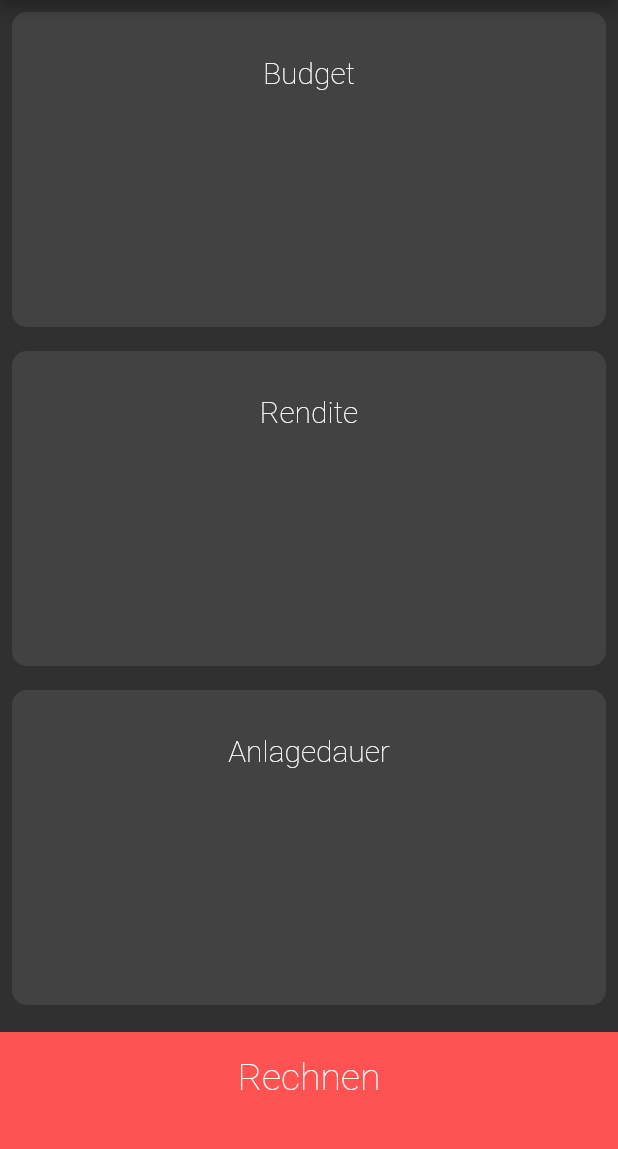
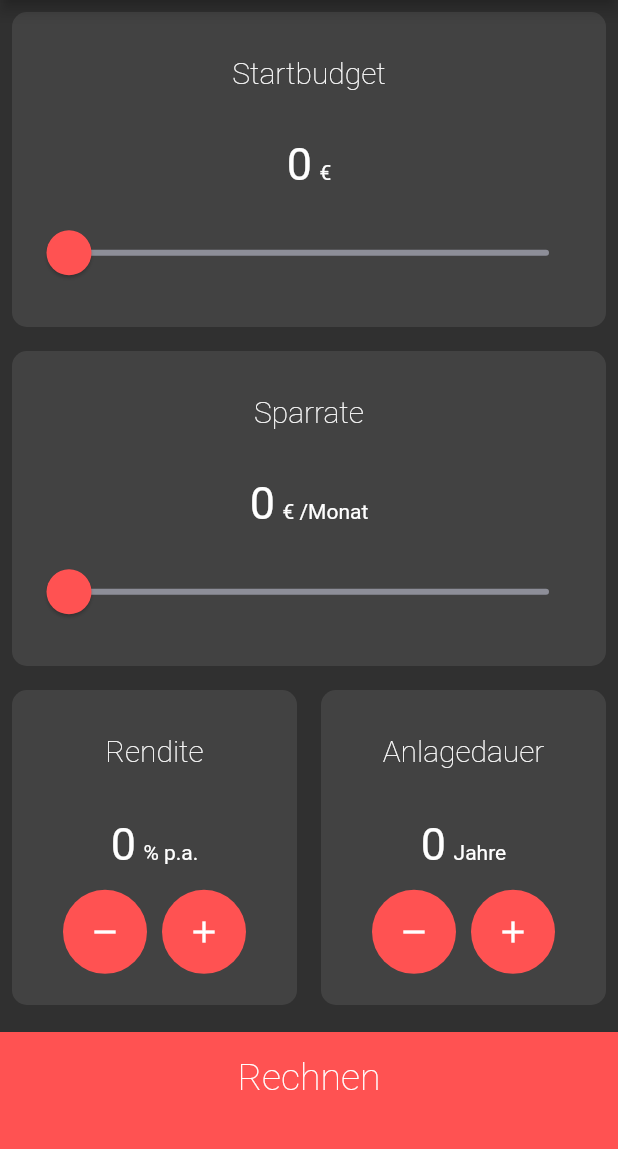
Before and after one commit to McMuellermilch/znsn, a Flutter app: the screen it shows after launch, on a phone screen of 412 x 824 dp, the part 84-1233 px from its top. Run offline on Flutter 3.47's test engine with Material 2 defaults, Android fonts, the phone set to English and light mode, and no system bars.

Commit message:
implemented the basic layout of the homescreen

```diff
--- a/lib/components/bottom_button.dart
+++ b/lib/components/bottom_button.dart
@@ -18,7 +18,7 @@ class BottomButton extends StatelessWidget {
             style: kLargeButtonTextStyle,
           ),
         ),
-        color: kBottomContainerColour,
+        color: kBottomContainerColor,
         margin: EdgeInsets.only(top: 10.0),
         padding: EdgeInsets.only(bottom: 20.0),
         width: double.infinity,
--- /dev/null
+++ b/lib/components/simple_button.dart
@@ -0,0 +1,24 @@
+import 'package:flutter/material.dart';
+import 'package:znsn/constants.dart';
+
+class SimpleButton extends StatelessWidget {
+  SimpleButton({@required this.icon, @required this.onPressed});
+
+  final IconData icon;
+  final Function onPressed;
+
+  @override
+  Widget build(BuildContext context) {
+    return RawMaterialButton(
+      elevation: 0.0,
+      child: Icon(icon),
+      onPressed: onPressed,
+      constraints: BoxConstraints.tightFor(
+        width: 56.0,
+        height: 56.0,
+      ),
+      shape: CircleBorder(),
+      fillColor: kBottomContainerColor,
+    );
+  }
+}
--- /dev/null
+++ b/lib/components/simple_text.dart
@@ -0,0 +1,30 @@
+import 'package:flutter/material.dart';
+import 'package:znsn/constants.dart';
+
+class SimpleText extends StatelessWidget {
+  SimpleText({@required this.numberValue, @required this.text});
+
+  final int numberValue;
+  final String text;
+
+  @override
+  Widget build(BuildContext context) {
+    return Row(
+      mainAxisAlignment: MainAxisAlignment.center,
+      crossAxisAlignment: CrossAxisAlignment.baseline,
+      textBaseline: TextBaseline.alphabetic,
+      children: <Widget>[
+        Text(
+          numberValue.toString(),
+          style: kNumberValueTextStyle,
+        ),
+        SizedBox(
+          width: 5.0,
+        ),
+        Text(
+          text,
+        ),
+      ],
+    );
+  }
+}
--- a/lib/constants.dart
+++ b/lib/constants.dart
@@ -2,9 +2,15 @@ import 'package:flutter/material.dart';
 
 const kBottomContainerHeight = 80.0;
 const kActiveCardColour = Color(0xFF1D1E33);
-const kBottomContainerColour = Colors.redAccent;
+const kBottomContainerColor = Color(0xFFFF5252);
+const kBottomContainerColorLight = Color(0x26FF5252);
 
 const kLargeButtonTextStyle = TextStyle(
   fontSize: 25.0,
   fontWeight: FontWeight.w200,
 );
+
+const kNumberValueTextStyle = TextStyle(
+  fontSize: 30.0,
+  fontWeight: FontWeight.w400,
+);
--- a/lib/homepage.dart
+++ b/lib/homepage.dart
@@ -1,6 +1,9 @@
 import 'package:flutter/material.dart';
+import 'package:znsn/components/simple_button.dart';
 import 'package:znsn/components/simple_card.dart';
 import 'package:znsn/components/bottom_button.dart';
+import 'package:znsn/constants.dart';
+import 'package:znsn/components/simple_text.dart';
 
 class Homepage extends StatefulWidget {
   @override
@@ -8,6 +11,11 @@ class Homepage extends StatefulWidget {
 }
 
 class _HomepageState extends State<Homepage> {
+  int budget = 0;
+  int rate = 0;
+  int yield = 0;
+  int years = 0;
+
   @override
   Widget build(BuildContext context) {
     return Scaffold(
@@ -20,23 +28,160 @@ class _HomepageState extends State<Homepage> {
         children: <Widget>[
           Expanded(
             child: SimpleCard(
-              title: "Budget",
-              cardChild: Container(),
+              title: "Startbudget",
+              cardChild: Column(
+                mainAxisAlignment: MainAxisAlignment.spaceEvenly,
+                children: <Widget>[
+                  SimpleText(numberValue: budget, text: '€'),
+                  SliderTheme(
+                    data: SliderTheme.of(context).copyWith(
+                      inactiveTrackColor: Color(0xFF8D8E98),
+                      activeTrackColor: Colors.white,
+                      thumbColor: kBottomContainerColor,
+                      overlayColor: kBottomContainerColorLight,
+                      thumbShape:
+                          RoundSliderThumbShape(enabledThumbRadius: 15.0),
+                      overlayShape:
+                          RoundSliderOverlayShape(overlayRadius: 30.0),
+                    ),
+                    child: Slider(
+                      value: budget.toDouble(),
+                      min: 0.0,
+                      max: 100000.00,
+                      onChanged: (double newValue) {
+                        setState(() {
+                          budget = newValue.round();
+                        });
+                      },
+                    ),
+                  ),
+                ],
+              ),
             ),
           ),
           Expanded(
             child: SimpleCard(
-              title: "Rendite",
-              cardChild: Container(),
+              title: "Sparrate",
+              cardChild: Column(
+                mainAxisAlignment: MainAxisAlignment.spaceEvenly,
+                children: <Widget>[
+                  SimpleText(numberValue: rate, text: '€ /Monat'),
+                  SliderTheme(
+                    data: SliderTheme.of(context).copyWith(
+                      inactiveTrackColor: Color(0xFF8D8E98),
+                      activeTrackColor: Colors.white,
+                      thumbColor: kBottomContainerColor,
+                      overlayColor: kBottomContainerColorLight,
+                      thumbShape:
+                          RoundSliderThumbShape(enabledThumbRadius: 15.0),
+                      overlayShape:
+                          RoundSliderOverlayShape(overlayRadius: 30.0),
+                    ),
+                    child: Slider(
+                      value: rate.toDouble(),
+                      min: 0.0,
+                      max: 20000.00,
+                      onChanged: (double newValue) {
+                        setState(() {
+                          rate = newValue.round();
+                        });
+                      },
+                    ),
+                  ),
+                ],
+              ),
             ),
           ),
           Expanded(
-            child: SimpleCard(
-              title: "Anlagedauer",
-              cardChild: Container(),
+            child: Row(
+              mainAxisAlignment: MainAxisAlignment.spaceEvenly,
+              children: <Widget>[
+                Expanded(
+                  child: SimpleCard(
+                    title: "Rendite",
+                    cardChild: Column(
+                      mainAxisAlignment: MainAxisAlignment.spaceEvenly,
+                      children: <Widget>[
+                        SimpleText(numberValue: yield, text: '% p.a.'),
+                        Row(
+                          mainAxisAlignment: MainAxisAlignment.center,
+                          children: <Widget>[
+                            SimpleButton(
+                              icon: Icons.remove,
+                              onPressed: () {
+                                setState(
+                                  () {
+                                    yield--;
+                                  },
+                                );
+                              },
+                            ),
+                            SizedBox(
+                              width: 10.0,
+                            ),
+                            SimpleButton(
+                              icon: Icons.add,
+                              onPressed: () {
+                                setState(
+                                  () {
+                                    yield++;
+                                  },
+                                );
+                              },
+                            ),
+                          ],
+                        ),
+                      ],
+                    ),
+                  ),
+                ),
+                Expanded(
+                  child: SimpleCard(
+                    title: "Anlagedauer",
+                    cardChild: Column(
+                      mainAxisAlignment: MainAxisAlignment.spaceEvenly,
+                      children: <Widget>[
+                        SimpleText(numberValue: years, text: 'Jahre'),
+                        Row(
+                          mainAxisAlignment: MainAxisAlignment.center,
+                          children: <Widget>[
+                            SimpleButton(
+                              icon: Icons.remove,
+                              onPressed: () {
+                                setState(
+                                  () {
+                                    years--;
+                                  },
+                                );
+                              },
+                            ),
+                            SizedBox(
+                              width: 10.0,
+                            ),
+                            SimpleButton(
+                              icon: Icons.add,
+                              onPressed: () {
+                                setState(
+                                  () {
+                                    years++;
+                                  },
+                                );
+                              },
+                            ),
+                          ],
+                        ),
+                      ],
+                    ),
+                  ),
+                ),
+              ],
             ),
           ),
-          BottomButton(onTap: () {}, buttonTitle: "Rechnen")
+          BottomButton(
+              onTap: () {
+                print("clicked");
+              },
+              buttonTitle: "Rechnen")
         ],
       ),
     );
```
Also changed, not shown: lib/resultpage.dart (added).
